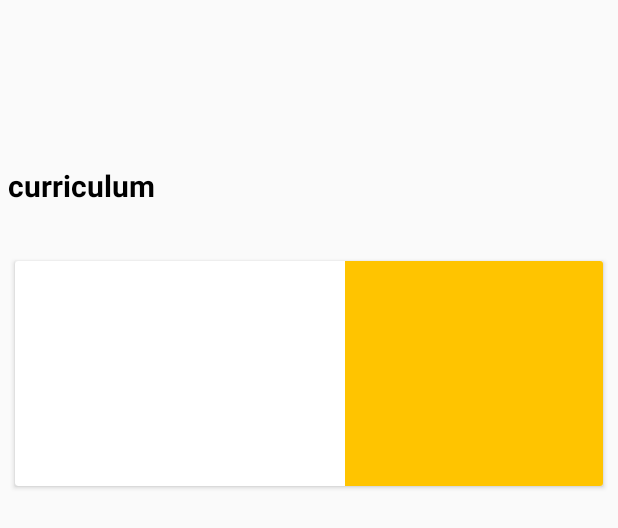
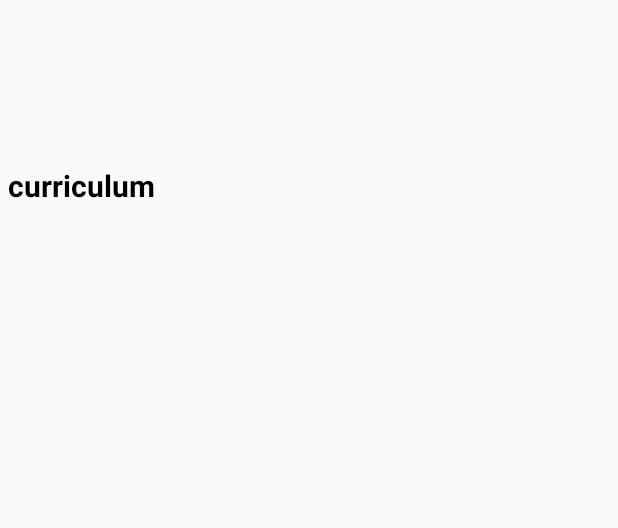
Before and after one commit to wj-user/MSc, an Android app: the layout fragment_curriculum.xml on its own in the app's theme, with its tools: preview values and no code run, on a phone screen of 412 x 824 dp. Shown: the top 528 px of the screen. Run offline under Robolectric (Android 15) with nearby library versions, the phone set to English and light mode, and no system bars.

Commit message:
cym
hahahahahahahahahhahaha

```diff
--- a/app/src/main/res/layout/fragment_curriculum.xml
+++ b/app/src/main/res/layout/fragment_curriculum.xml
@@ -37,6 +37,7 @@
         android:layout_marginRight="10dp"
         android:layout_marginBottom="5dp"
         android:layout_marginTop="5dp"
+        android:visibility="gone"
         >
 
         <ImageView
@@ -82,8 +83,8 @@
 
         <ImageView
             android:id="@+id/card2_img"
-            android:layout_width="192dp"
-            android:layout_height="220dp"
+            android:layout_width="wrap_content"
+            android:layout_height="match_parent"
             android:scaleType="centerCrop" />
 
         <TextView
@@ -121,8 +122,8 @@
 
         <ImageView
             android:id="@+id/card3_img"
-            android:layout_width="192dp"
-            android:layout_height="220dp"
+            android:layout_width="wrap_content"
+            android:layout_height="match_parent"
             android:scaleType="centerCrop" />
 
         <TextView
@@ -160,8 +161,8 @@
 
         <ImageView
             android:id="@+id/card4_img"
-            android:layout_width="192dp"
-            android:layout_height="150dp"
+            android:layout_width="wrap_content"
+            android:layout_height="match_parent"
             android:scaleType="centerCrop" />
 
         <TextView
```
Also changed, not shown: app/src/main/java/com/example/a69477/myapplication/CurriculumFragment.java (+19 -0 lines).
